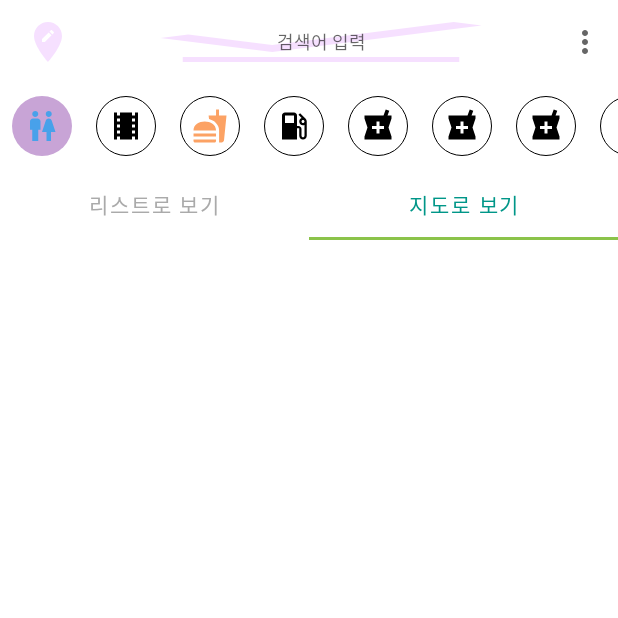
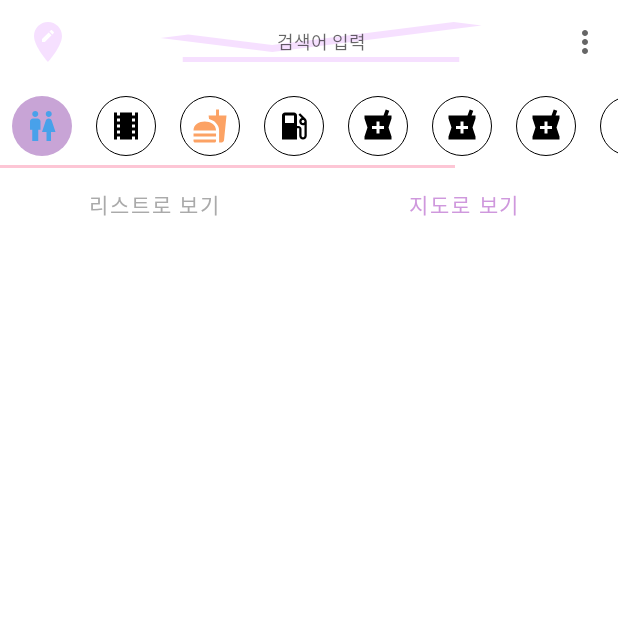
Before and after one commit to kof99athena/BeautyStreet, an Android app: the MainActivity screen opened directly, with no data from a screen before it, tab 2 chosen, on a phone screen of 412 x 824 dp, the top half of it. Run offline under Robolectric (Android 15) with nearby library versions, the light colour scheme and no system bars; libraries missing offline, so code that uses them is left out: com.kakao.util, net.daum.mf; 10 statements that could not run were skipped.

Commit message:
Update 10 : tablayout 수정중

```diff
--- a/app/src/main/res/layout/activity_main.xml
+++ b/app/src/main/res/layout/activity_main.xml
@@ -3,7 +3,7 @@
     xmlns:app="http://schemas.android.com/apk/res-auto"
     xmlns:tools="http://schemas.android.com/tools"
     android:layout_width="match_parent"
-    android:layout_height="match_parent"
+    android:layout_height="wrap_content"
     tools:context=".activities.MainActivity">
 
 
@@ -34,13 +34,16 @@
 
     </androidx.appcompat.widget.Toolbar>
 
+
     <HorizontalScrollView
         android:id="@+id/scrollView"
         android:layout_below="@id/toolbar"
         android:layout_centerHorizontal="true"
         android:layout_width="wrap_content"
         android:layout_height="wrap_content"
-        android:scrollbars="none">
+        android:fadeScrollbars="false"
+        android:scrollbarSize="2dp"
+        android:scrollbarThumbHorizontal="@color/pink">
 
         <include layout="@layout/choice_list" android:id="@+id/layout_choice"/>
 
@@ -48,12 +51,14 @@
 
     <com.google.android.material.tabs.TabLayout
         android:id="@+id/tab_layout"
-        app:tabIndicatorColor="#8BC34A"
-        app:tabSelectedTextColor="#009688"
+        app:tabIndicatorColor="@color/white"
+        app:tabSelectedTextAppearance="@color/pink"
+        app:tabSelectedTextColor="@color/violet"
         app:tabTextColor="@android:color/darker_gray"
         android:layout_below="@id/scrollView"
         android:layout_width="match_parent"
         android:layout_height="wrap_content">
+
 <!--        메인아서는 카멜로 바뀐다. -->
 
         <com.google.android.material.tabs.TabItem
@@ -71,10 +76,9 @@
 
     <FrameLayout
         android:id="@+id/container_fragment"
-        android:layout_marginTop="8dp"
-        android:layout_below="@id/tab_layout"
         android:layout_width="match_parent"
-        android:layout_height="match_parent"/>
+        android:layout_height="match_parent"
+        android:layout_below="@id/tab_layout" />
 
 
 </RelativeLayout>
```
